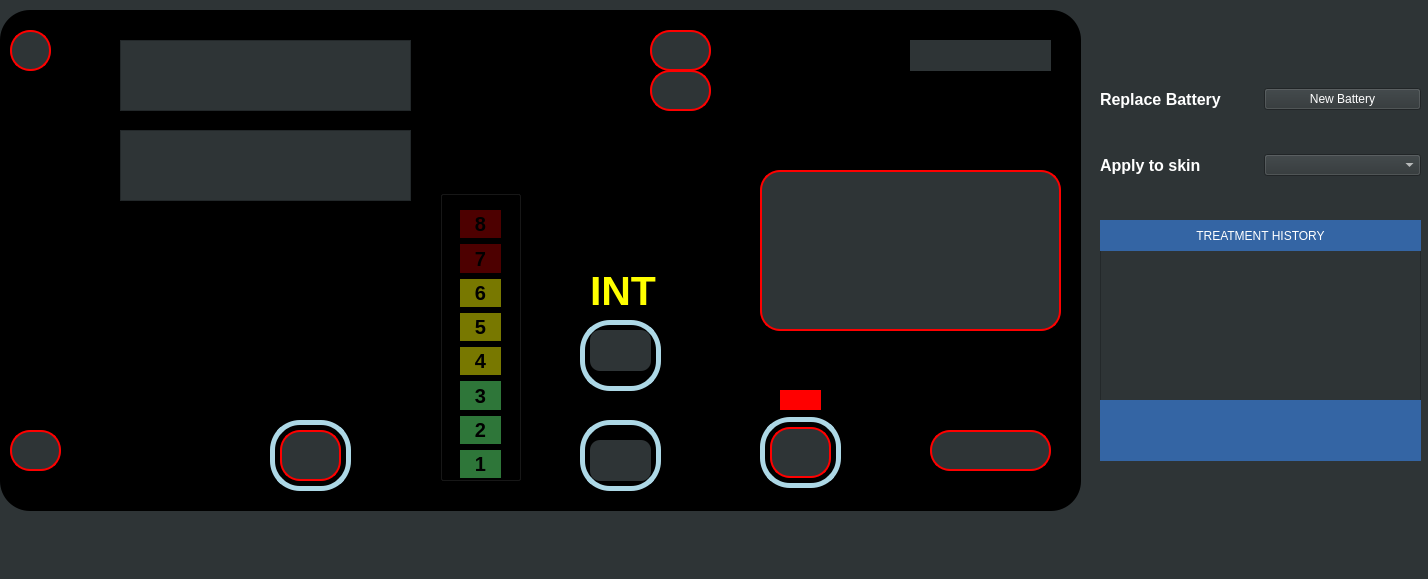
This is Oasis/mainwindow.ui in AmnElDawla/OasisPro as Qt 5 draws it before an edit. The edited form follows.
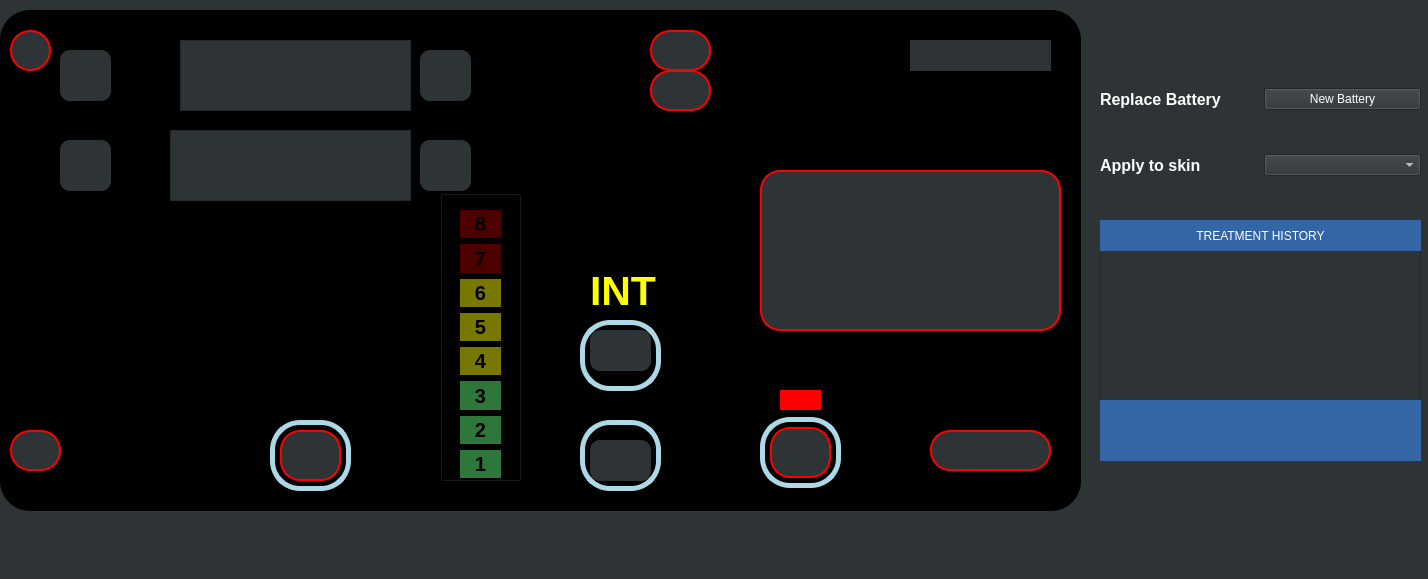
This is the edited form. Icons and pictures are not drawn.

Diff of the .ui file:
```diff
--- a/Oasis/mainwindow.ui
+++ b/Oasis/mainwindow.ui
@@ -651,9 +651,9 @@
     <widget class="QListWidget" name="listWidget">
      <property name="geometry">
       <rect>
-       <x>120</x>
+       <x>180</x>
        <y>30</y>
-       <width>291</width>
+       <width>231</width>
        <height>71</height>
       </rect>
      </property>
@@ -661,9 +661,9 @@
     <widget class="QListWidget" name="listWidget_2">
      <property name="geometry">
       <rect>
-       <x>120</x>
+       <x>170</x>
        <y>120</y>
-       <width>291</width>
+       <width>241</width>
        <height>71</height>
       </rect>
      </property>
@@ -688,6 +688,87 @@
       <string/>
      </property>
     </widget>
+    <widget class="QPushButton" name="aboveRight">
+     <property name="geometry">
+      <rect>
+       <x>420</x>
+       <y>40</y>
+       <width>51</width>
+       <height>51</height>
+      </rect>
+     </property>
+     <property name="styleSheet">
+      <string notr="true">#aboveRight {
+border-image: url(&quot;:/resources/buttons/rightButton.png&quot;);
+border-radius: 10px;
+}
+
+</string>
+     </property>
+     <property name="text">
+      <string/>
+     </property>
+    </widget>
+    <widget class="QPushButton" name="belowRight">
+     <property name="geometry">
+      <rect>
+       <x>420</x>
+       <y>130</y>
+       <width>51</width>
+       <height>51</height>
+      </rect>
+     </property>
+     <property name="styleSheet">
+      <string notr="true">#belowRight {
+border-image: url(&quot;:/resources/buttons/rightButton.png&quot;);
+border-radius: 10px;
+}
+</string>
+     </property>
+     <property name="text">
+      <string/>
+     </property>
+    </widget>
+    <widget class="QPushButton" name="aboveLeft">
+     <property name="geometry">
+      <rect>
+       <x>60</x>
+       <y>40</y>
+       <width>51</width>
+       <height>51</height>
+      </rect>
+     </property>
+     <property name="styleSheet">
+      <string notr="true">#aboveLeft {
+border-image: url(&quot;:/resources/buttons/leftButton.png&quot;);
+border-radius: 10px;
+}
+</string>
+     </property>
+     <property name="text">
+      <string/>
+     </property>
+    </widget>
+    <widget class="QPushButton" name="belowLeft">
+     <property name="geometry">
+      <rect>
+       <x>60</x>
+       <y>130</y>
+       <width>51</width>
+       <height>51</height>
+      </rect>
+     </property>
+     <property name="styleSheet">
+      <string notr="true">#belowLeft {
+border-image: url(&quot;:/resources/buttons/leftButton.png&quot;);
+border-radius: 10px;
+}
+</string>
+     </property>
+     <property name="text">
+      <string/>
+     </property>
+    </widget>
    </widget>
    <widget class="QWidget" name="layoutWidget">
     <property name="geometry">
```
